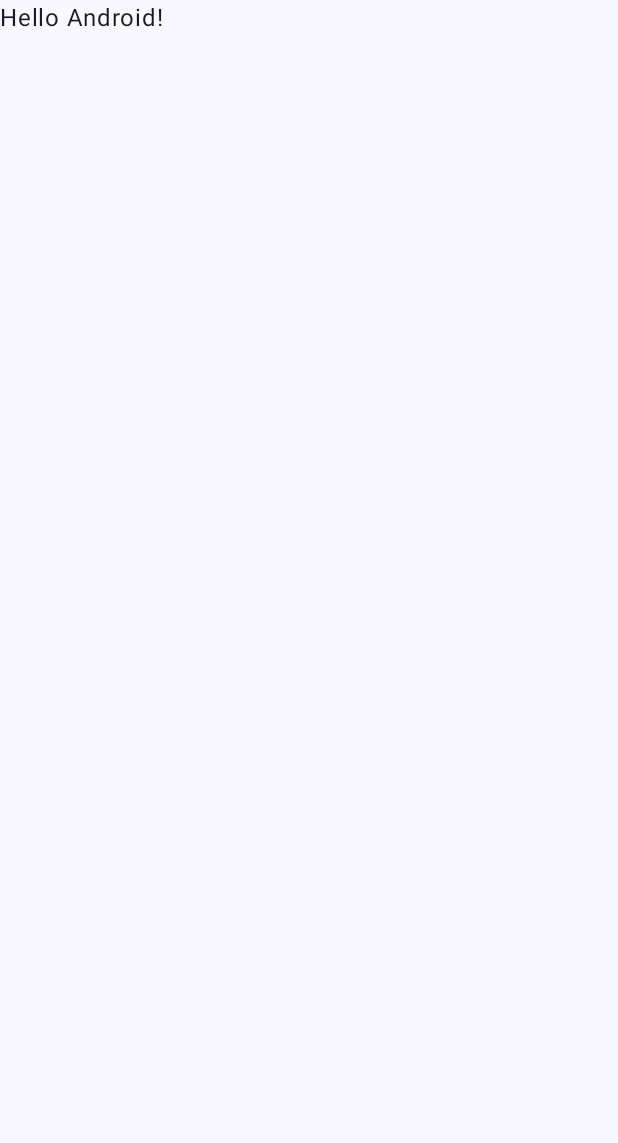
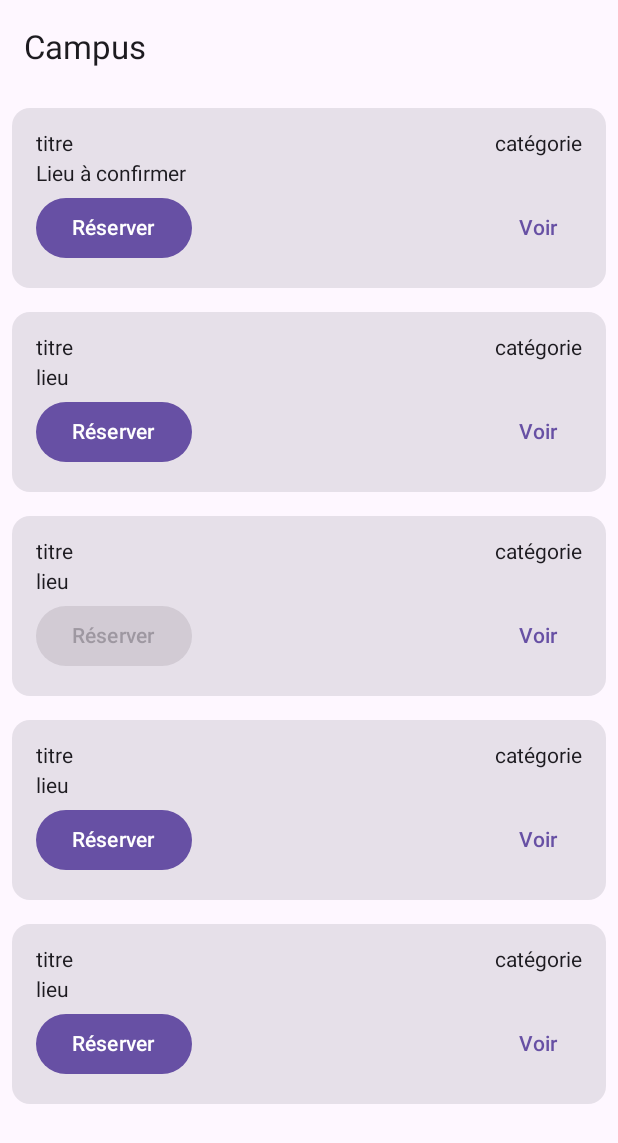
Before and after one commit to Maxime-Labbe/cours-android-compose, an Android app built with Jetpack Compose: the screen it shows after launch (MainActivity), on a phone screen of 412 x 824 dp. Before the commit the part shown is almost empty. Shown: the top 1143 px of the screen. Run offline under Robolectric (Android 15) with nearby library versions, the phone set to English and light mode, and no system bars.

Commit message:
catalogue v0.2

```diff
--- a/app/src/main/java/com/esgi/projetcompose/MainActivity.kt
+++ b/app/src/main/java/com/esgi/projetcompose/MainActivity.kt
@@ -1,47 +1,109 @@
 package com.esgi.projetcompose
 
 import android.os.Bundle
+import android.util.Log
 import androidx.activity.ComponentActivity
 import androidx.activity.compose.setContent
 import androidx.activity.enableEdgeToEdge
-import androidx.compose.foundation.layout.fillMaxSize
+import androidx.compose.foundation.layout.Arrangement
+import androidx.compose.foundation.layout.Column
+import androidx.compose.foundation.layout.Row
+import androidx.compose.foundation.layout.fillMaxWidth
 import androidx.compose.foundation.layout.padding
+import androidx.compose.foundation.lazy.LazyColumn
+import androidx.compose.foundation.lazy.items
+import androidx.compose.material3.Button
+import androidx.compose.material3.Card
+import androidx.compose.material3.ExperimentalMaterial3Api
 import androidx.compose.material3.Scaffold
 import androidx.compose.material3.Text
+import androidx.compose.material3.TextButton
+import androidx.compose.material3.TopAppBar
 import androidx.compose.runtime.Composable
 import androidx.compose.ui.Modifier
 import androidx.compose.ui.tooling.preview.Preview
-import com.esgi.projetcompose.ui.theme.Projet_composeTheme
+import androidx.compose.ui.unit.dp
+import com.esgi.projetcompose.data.Event
 
 class MainActivity : ComponentActivity() {
     override fun onCreate(savedInstanceState: Bundle?) {
         super.onCreate(savedInstanceState)
         enableEdgeToEdge()
+        val event1: Event = Event(1, "titre", "catégorie", null, 10)
+        val event2: Event = Event(2, "titre", "catégorie", "lieu", 10)
+        val event3: Event = Event(3, "titre", "catégorie", "lieu", 0)
+        val event4: Event = Event(4, "titre", "catégorie", "lieu", 10)
+        val event5: Event = Event(5, "titre", "catégorie", "lieu", 10)
+        val events: List<Event> = listOf(event1, event2, event3, event4, event5);
         setContent {
-            Projet_composeTheme {
-                Scaffold(modifier = Modifier.fillMaxSize()) { innerPadding ->
-                    Greeting(
-                        name = "Android",
-                        modifier = Modifier.padding(innerPadding)
-                    )
+            EventListScreen(events)
+        }
+    }
+}
+
+@OptIn(ExperimentalMaterial3Api::class)
+@Composable
+fun EventListScreen(events: List<Event>) {
+    Scaffold(
+        topBar = {
+            TopAppBar(title= { Text("Campus")})
+        }
+    ) { innerPadding ->
+        LazyColumn(contentPadding = innerPadding) {
+            items(events)  {
+                EventCard(
+                    it,
+                    onClick = { Log.d("CAMPUS", "Click sur voir") },
+                    onBook = { Log.d("CAMPUS", "Click sur réserver") },
+                    Modifier.padding(8.dp)
+                )
+            }
+        }
+    }
+}
+
+@Composable
+fun EventCard(
+    event: Event,
+    onClick : () -> Unit,
+    onBook : () -> Unit,
+    modifier: Modifier
+) {
+    Card(onClick = onClick, modifier = modifier) {
+        Column(
+            verticalArrangement = Arrangement.spacedBy(4.dp),
+            modifier = Modifier.padding(16.dp)
+        ) {
+            Row(
+                modifier = Modifier.fillMaxWidth(),
+                horizontalArrangement = Arrangement.SpaceBetween
+            ) {
+                Text(event.title)
+                Text(text = event.category)
+            }
+            Text(event.location ?: "Lieu à confirmer")
+            Row(
+                modifier = Modifier.fillMaxWidth(),
+                horizontalArrangement = Arrangement.SpaceBetween
+            ) {
+                Button(
+                    onClick = onBook,
+                    enabled = event.capacity > 0
+                ) {
+                    Text("Réserver")
+                }
+                TextButton(onClick = onClick) {
+                    Text("Voir")
                 }
             }
         }
     }
 }
 
+@Preview
 @Composable
-fun Greeting(name: String, modifier: Modifier = Modifier) {
-    Text(
-        text = "Hello $name!",
-        modifier = modifier
-    )
+fun EventCardPreview(){
+    val event: Event = Event(1, "Conférence Kotlin", "TECH", "Salle 204", 10)
+
+    EventCard(event = event, onClick = {  }, onBook = { }, modifier = Modifier)
 }
-
-@Preview(showBackground = true)
-@Composable
-fun GreetingPreview() {
-    Projet_composeTheme {
-        Greeting("Android")
-    }
-}
--- a/app/src/main/java/com/esgi/projetcompose/data/Event.kt
+++ b/app/src/main/java/com/esgi/projetcompose/data/Event.kt
@@ -1,4 +1,10 @@
 package com.esgi.projetcompose.data
 
-class Event {
+data class Event(
+    val id: Int,
+    val title: String,
+    val category: String,
+    val location: String?,
+    val capacity: Int
+) {
 }
--- a/app/src/main/java/com/esgi/projetcompose/ui/theme/Theme.kt
+++ b/app/src/main/java/com/esgi/projetcompose/ui/theme/Theme.kt
@@ -36,7 +36,7 @@ private val LightColorScheme = lightColorScheme(
 fun Projet_composeTheme(
     darkTheme: Boolean = isSystemInDarkTheme(),
     // Dynamic color is available on Android 12+
-    dynamicColor: Boolean = true,
+    dynamicColor: Boolean = false,
     content: @Composable () -> Unit
 ) {
     val colorScheme = when {
```
